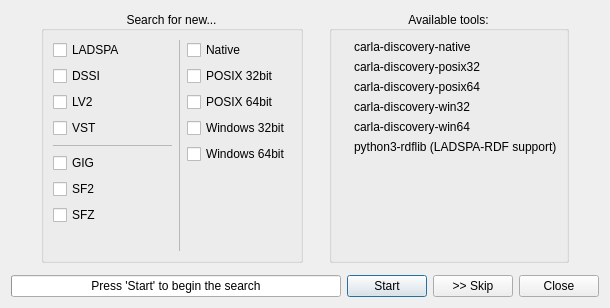
Before: the Qt Designer form resources/ui/carla_refresh.ui in falkTX/Carla, drawn with Qt 5.
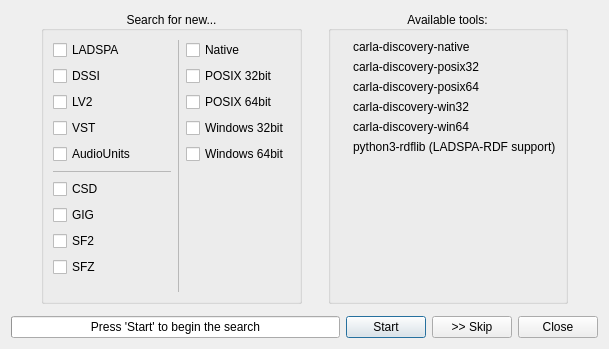
After: the same form once the commit is applied. Icons and pictures are not drawn.

Diff of the .ui file:
```diff
--- a/resources/ui/carla_refresh.ui
+++ b/resources/ui/carla_refresh.ui
@@ -6,8 +6,8 @@
    <rect>
     <x>0</x>
     <y>0</y>
-    <width>610</width>
-    <height>308</height>
+    <width>609</width>
+    <height>349</height>
    </rect>
   </property>
   <property name="windowTitle">
@@ -71,6 +71,13 @@
             </property>
            </widget>
           </item>
+          <item>
+           <widget class="QCheckBox" name="ch_au">
+            <property name="text">
+             <string>AudioUnits</string>
+            </property>
+           </widget>
+          </item>
           <item>
            <widget class="Line" name="line_3">
             <property name="lineWidth">
@@ -84,6 +91,13 @@
             </property>
            </widget>
           </item>
+          <item>
+           <widget class="QCheckBox" name="ch_csound">
+            <property name="text">
+             <string>CSD</string>
+            </property>
+           </widget>
+          </item>
           <item>
            <widget class="QCheckBox" name="ch_gig">
             <property name="text">
```
